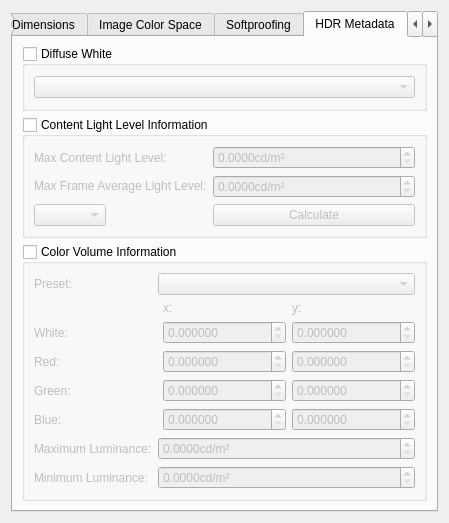
First picture: the form in libs/ui/forms/wdgimageproperties.ui, repository KDE/krita, before the edit.
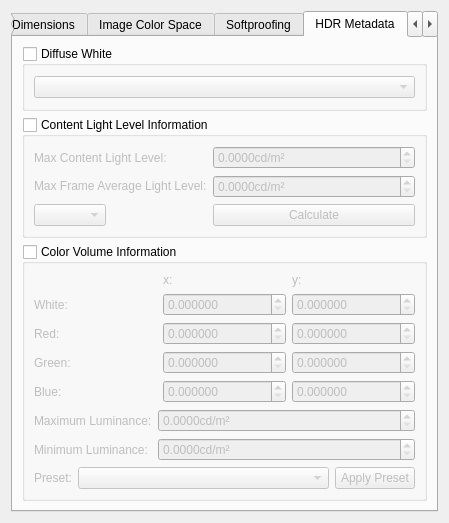
Second picture: the form after the edit. The open tabs and pages were chosen to show the change. Custom widgets are drawn as their Qt base class.

Commit message:
Move the color volume presets around and use explicit apply preset button.
This way, we don't have to do complex stuff to synchronise the values to
a preset.

The edit to the form file:
```diff
--- a/libs/ui/forms/wdgimageproperties.ui
+++ b/libs/ui/forms/wdgimageproperties.ui
@@ -410,15 +410,19 @@
           <bool>false</bool>
          </property>
          <layout class="QFormLayout" name="formLayout_2">
-          <item row="0" column="0">
-           <widget class="QLabel" name="label_5">
+          <item row="2" column="0">
+           <widget class="QLabel" name="label_12">
             <property name="text">
-             <string>Preset:</string>
+             <string>Maximum Luminance:</string>
             </property>
            </widget>
           </item>
-          <item row="0" column="1">
-           <widget class="QComboBox" name="cmbColorVolumePresets"/>
+          <item row="4" column="0">
+           <widget class="QLabel" name="label_13">
+            <property name="text">
+             <string>Minimum Luminance:</string>
+            </property>
+           </widget>
           </item>
           <item row="2" column="1">
            <widget class="QDoubleSpinBox" name="spnMaxLuminance">
@@ -436,7 +440,7 @@
             </property>
            </widget>
           </item>
-          <item row="3" column="1">
+          <item row="4" column="1">
            <widget class="QDoubleSpinBox" name="spnMinLuminance">
             <property name="suffix">
              <string>cd/m²</string>
@@ -449,7 +453,35 @@
             </property>
            </widget>
           </item>
-          <item row="1" column="0" colspan="2">
+          <item row="5" column="0" colspan="2">
+           <layout class="QHBoxLayout" name="horizontalLayout_3">
+            <item>
+             <widget class="QLabel" name="label_5">
+              <property name="text">
+               <string>Preset:</string>
+              </property>
+             </widget>
+            </item>
+            <item>
+             <widget class="QComboBox" name="cmbColorVolumePresets">
+              <property name="sizePolicy">
+               <sizepolicy hsizetype="MinimumExpanding" vsizetype="Fixed">
+                <horstretch>0</horstretch>
+                <verstretch>0</verstretch>
+               </sizepolicy>
+              </property>
+             </widget>
+            </item>
+            <item>
+             <widget class="QPushButton" name="btnApplyColorVolumePreset">
+              <property name="text">
+               <string>Apply Preset</string>
+              </property>
+             </widget>
+            </item>
+           </layout>
+          </item>
+          <item row="0" column="0" colspan="2">
            <layout class="QGridLayout" name="gridLayout_2">
             <item row="3" column="1">
              <widget class="QDoubleSpinBox" name="spnGreenX">
@@ -599,20 +631,6 @@
             </item>
            </layout>
           </item>
-          <item row="2" column="0">
-           <widget class="QLabel" name="label_12">
-            <property name="text">
-             <string>Maximum Luminance:</string>
-            </property>
-           </widget>
-          </item>
-          <item row="3" column="0">
-           <widget class="QLabel" name="label_13">
-            <property name="text">
-             <string>Minimum Luminance:</string>
-            </property>
-           </widget>
-          </item>
          </layout>
         </widget>
        </item>
```
Left out of the diff: 146 changed lines with no effect on the pictures. The commit also changes 1 other file.
